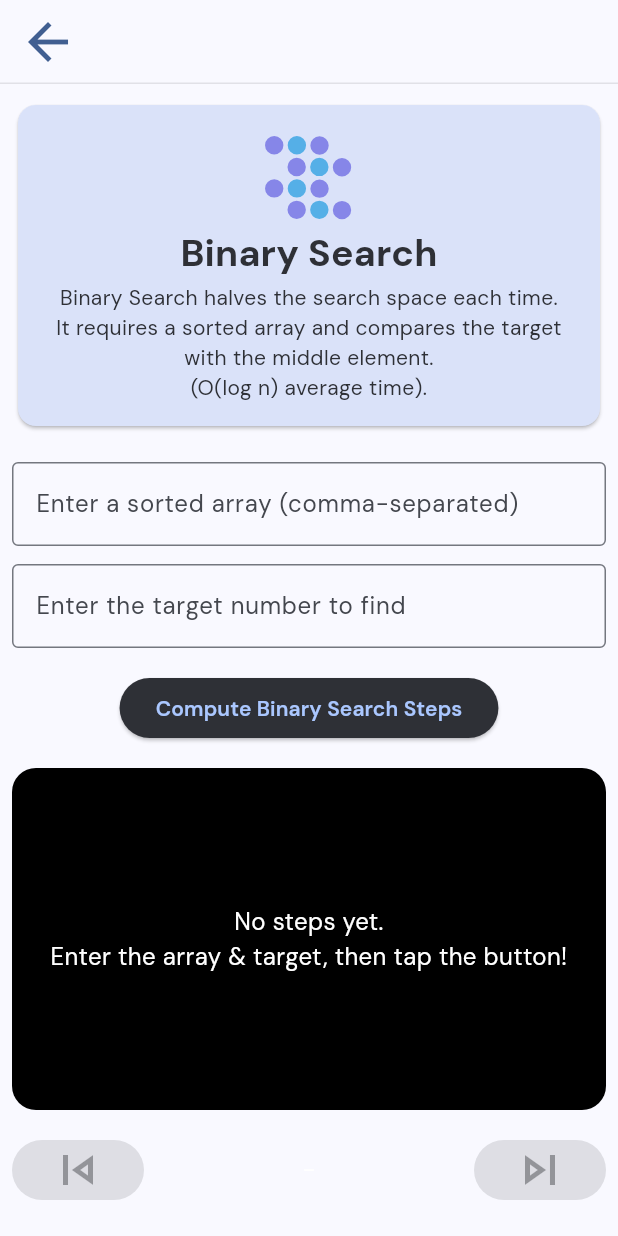
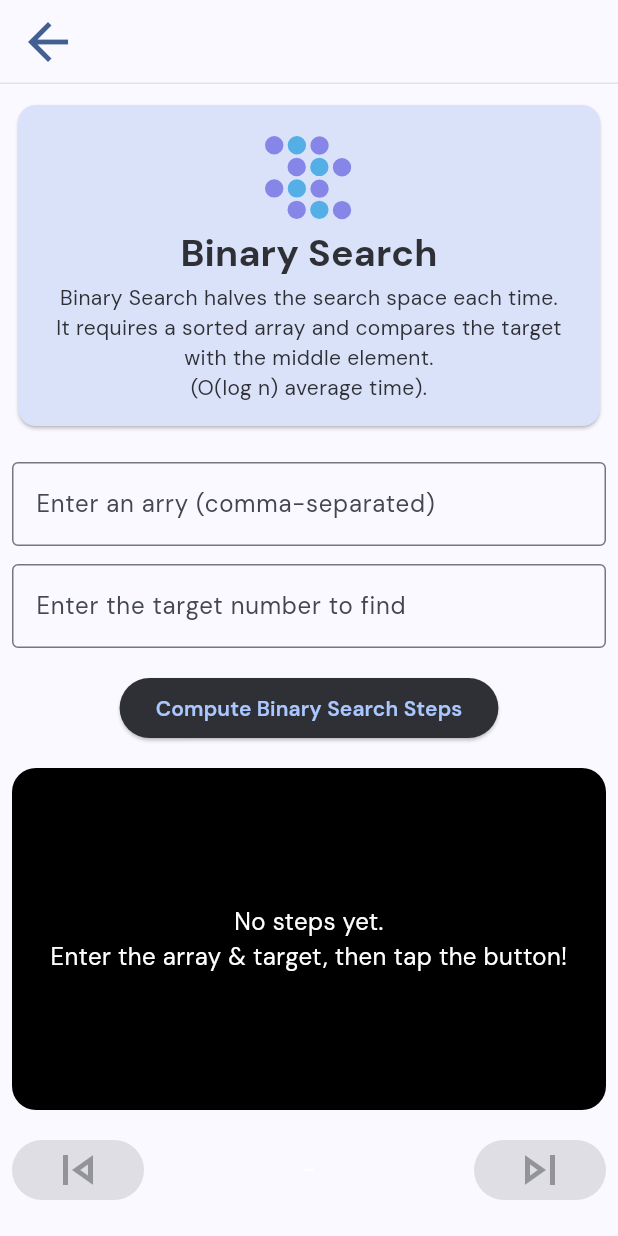
Before and after one commit to Reasondro/Howgorithm-Mobile, a Flutter app: the BinarySearchScreen screen opened by its route, on a phone screen of 412 x 824 dp. Run offline on Flutter 3.47's test engine with Material 3 defaults, Android fonts, the phone set to English and light mode, and no system bars; our stand-ins replace animated_text_kit, carousel_slider, flutter_dotenv, flutter_native_splash, go_router, google_fonts and 2 more; accounts and stored records are empty.

Commit message:
WEIRDEST INTERNET BUG EVER

```diff
--- a/lib/screens/algorithms/binary_search_screen.dart
+++ b/lib/screens/algorithms/binary_search_screen.dart
@@ -9,7 +9,6 @@ class _BinarySearchStep {
   final List<double> arraySnapshot;
   final String description;
 
-  // Indices to highlight (usually we’ll highlight just `mid`, but we could highlight [low, mid, high] too)
   final List<int> highlightIndices;
 
   _BinarySearchStep(
@@ -203,7 +202,7 @@ class BinarySearchScreenState extends State<BinarySearchScreen> {
               TextField(
                 controller: _arrayController,
                 decoration: const InputDecoration(
-                  labelText: 'Enter a sorted array (comma-separated)',
+                  labelText: 'Enter an arry (comma-separated)',
                   border: OutlineInputBorder(),
                   hintText: 'e.g. 1,3,4,7,11,12',
                 ),
```
Also changed, not shown: 1 other file.
